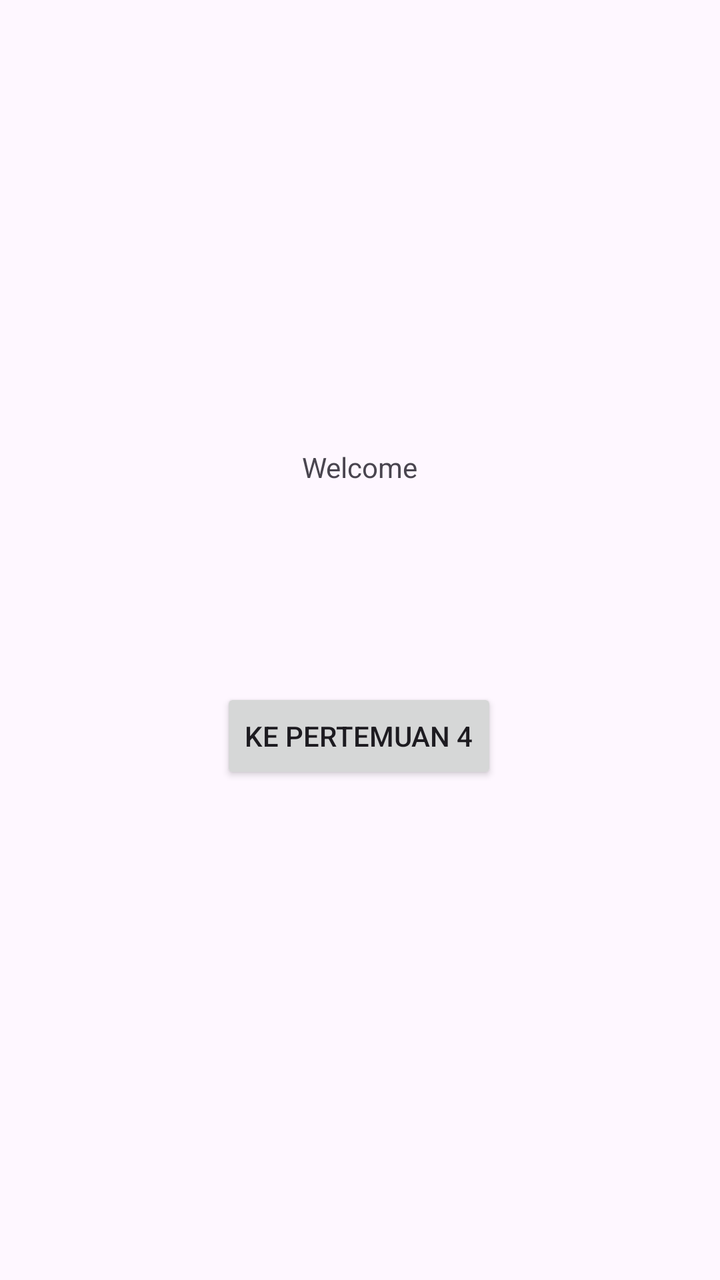
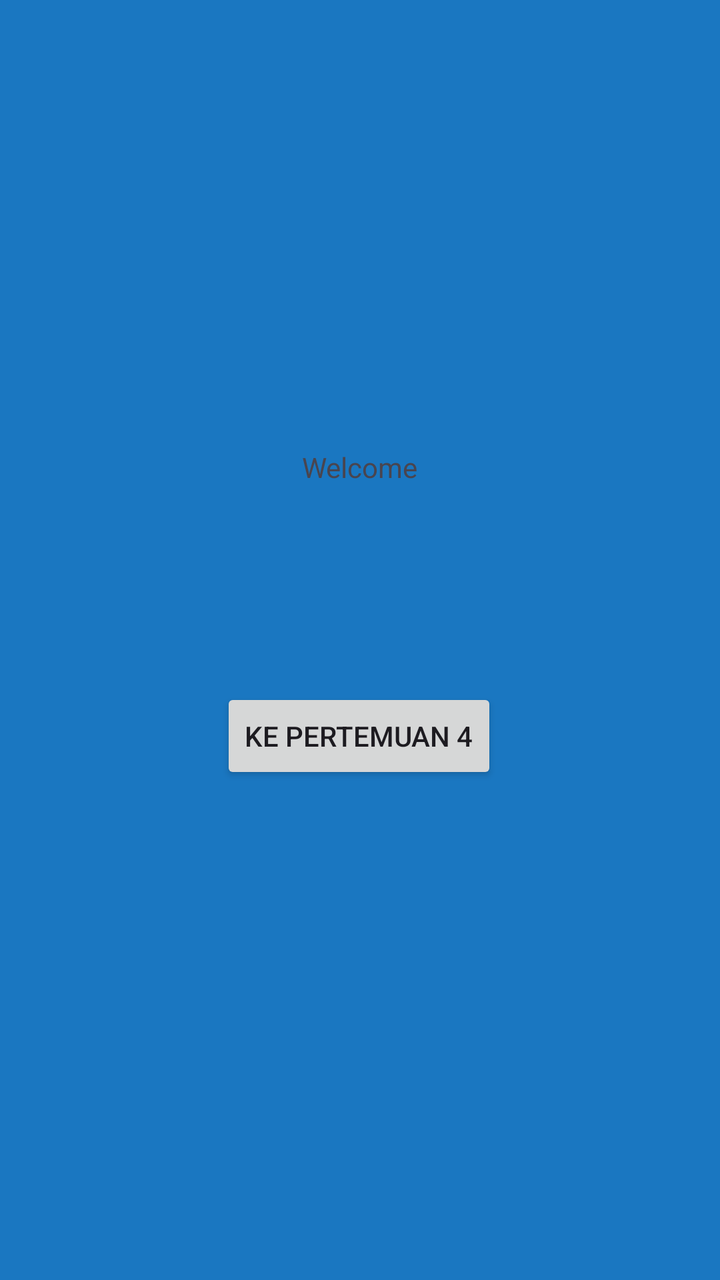

Compare the two renders of this Android layout. The source of the first and the diff that turns it into the second are given below.
<!-- AndroidManifest.xml: application theme Theme.Trinaldi -->
<!-- res/layout/activity_main.xml -->
<?xml version="1.0" encoding="utf-8"?>
<androidx.constraintlayout.widget.ConstraintLayout xmlns:android="http://schemas.android.com/apk/res/android"
    xmlns:app="http://schemas.android.com/apk/res-auto"
    xmlns:tools="http://schemas.android.com/tools"
    android:id="@+id/main"
    android:layout_width="match_parent"
    android:layout_height="match_parent"
    tools:context=".MainActivity">

    <Button
        android:id="@+id/btnToFourth"
        android:layout_width="wrap_content"
        android:layout_height="wrap_content"
        android:layout_marginTop="68dp"
        android:text="Ke Pertemuan 4"
        app:layout_constraintBottom_toBottomOf="parent"
        app:layout_constraintEnd_toEndOf="parent"
        app:layout_constraintHorizontal_bias="0.498"
        app:layout_constraintStart_toStartOf="parent"
        app:layout_constraintTop_toBottomOf="@+id/textView4"
        app:layout_constraintVertical_bias="0.118" />

    <TextView
        android:id="@+id/textView4"
        android:layout_width="wrap_content"
        android:layout_height="wrap_content"
        android:layout_marginTop="224dp"
        android:text="Welcome"
        app:layout_constraintEnd_toEndOf="parent"
        app:layout_constraintStart_toStartOf="parent"
        app:layout_constraintTop_toTopOf="parent" />

</androidx.constraintlayout.widget.ConstraintLayout>
<!-- resources referenced by this layout -->
<resources>
  <style name="Theme.Trinaldi" parent="Base.Theme.Trinaldi" />
  <style name="Base.Theme.Trinaldi" parent="Theme.Material3.DayNight.NoActionBar">
          
          
      </style>
</resources>

<!-- the commit's change to res/layout/activity_main.xml (unified diff, before → after) -->
@@ -3,6 +3,7 @@
     xmlns:app="http://schemas.android.com/apk/res-auto"
     xmlns:tools="http://schemas.android.com/tools"
     android:id="@+id/main"
+    android:background="@color/bg"
     android:layout_width="match_parent"
     android:layout_height="match_parent"
     tools:context=".MainActivity">
<!-- resource entries referenced after the edit -->
@@ -1,5 +1,6 @@
 <!-- resources referenced by this layout -->
 <resources>
+  <color name="bg">#1A77C1</color>
   <style name="Theme.Trinaldi" parent="Base.Theme.Trinaldi" />
   <style name="Base.Theme.Trinaldi" parent="Theme.Material3.DayNight.NoActionBar">
           
